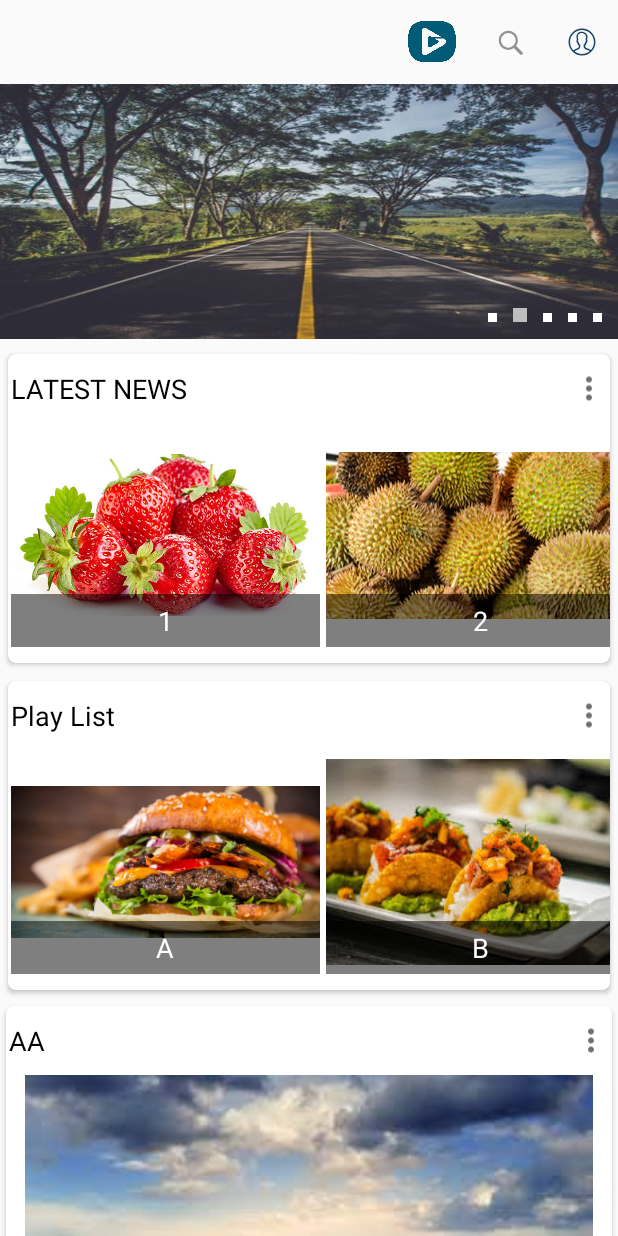
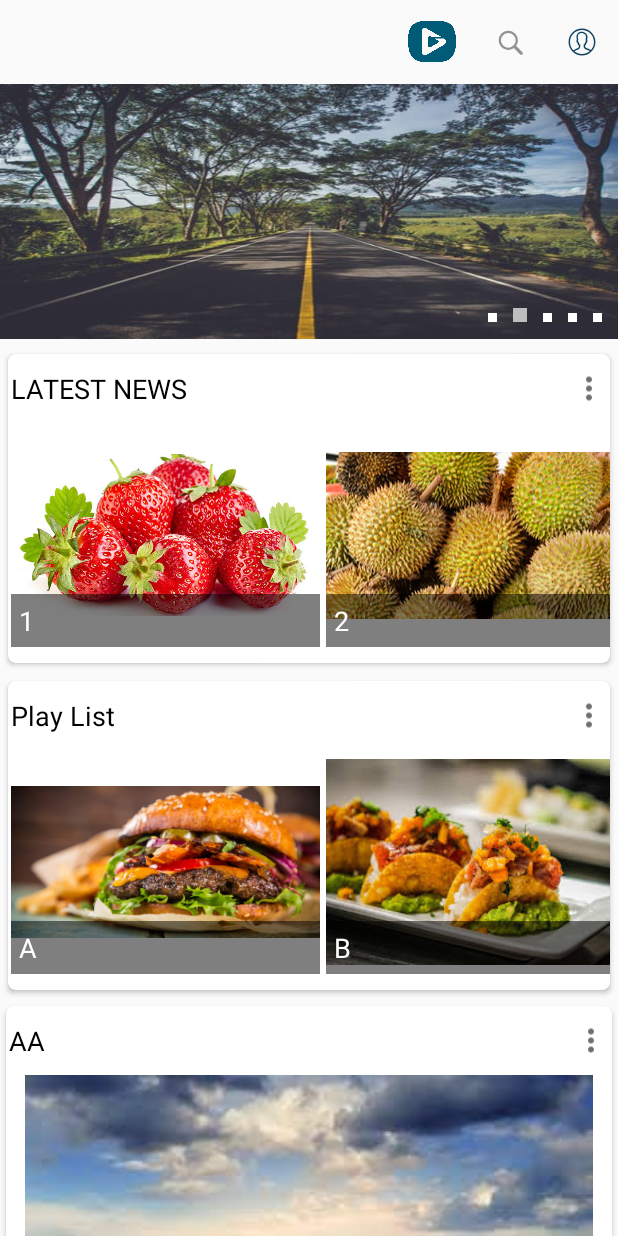
Before and after one commit to abhi93shekJha/newsApplication, an Android app: the DashboardActivity screen opened directly, with no data from a screen before it, on a phone screen of 412 x 824 dp. Run offline under Robolectric (Android 15) with nearby library versions, the phone set to English and light mode, and no system bars; our stand-ins replace ButterKnife; libraries missing offline, so code that uses them is left out: com.flaviofaria.kenburnsview, com.github.rubensousa.gravitysnaphelper; pictures from the network do not load; 4 statements that could not run were skipped.

```diff
--- a/app/src/main/res/layout/list_single_card.xml
+++ b/app/src/main/res/layout/list_single_card.xml
@@ -26,7 +26,7 @@
             <TextView
                 android:id="@+id/tvTitle"
                 android:layout_gravity="bottom"
-                android:gravity="bottom|center"
+                android:gravity="bottom|start"
                 android:layout_width="match_parent"
                 android:layout_height="wrap_content"
                 android:padding="5dp"
```
